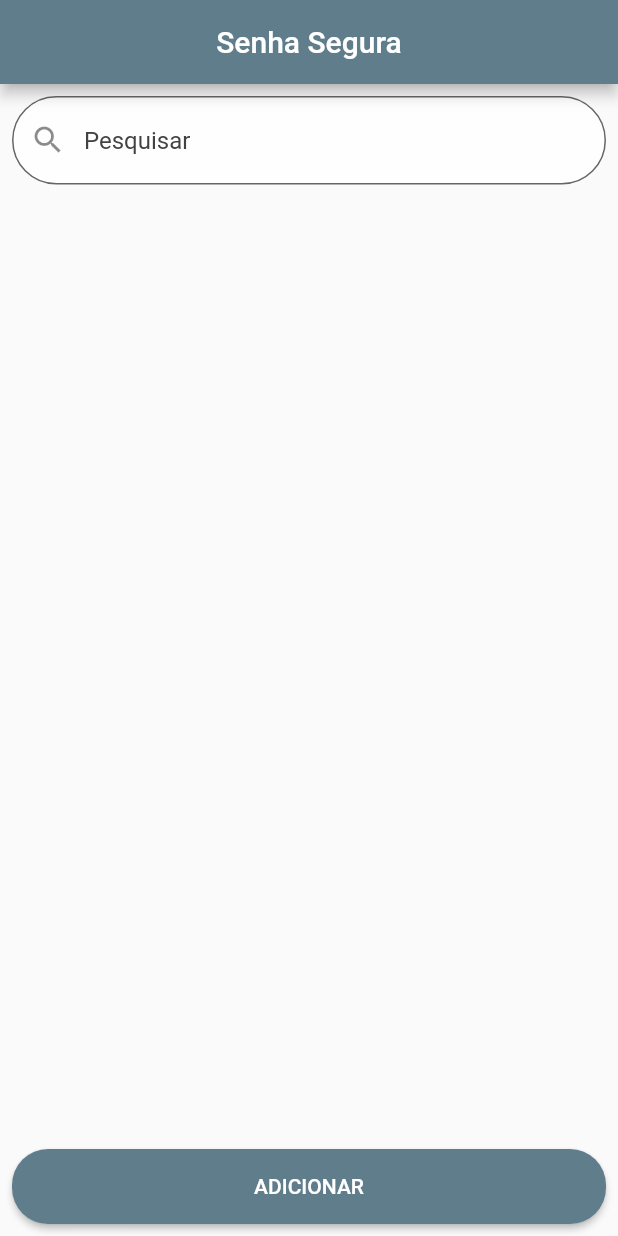
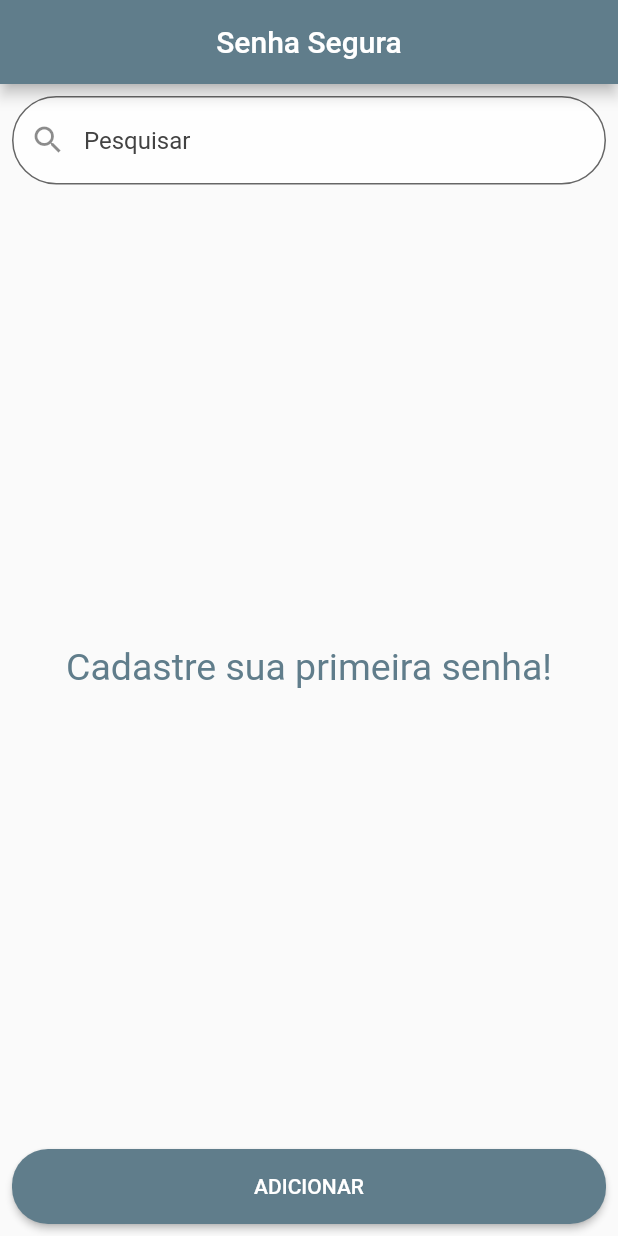
Before and after one commit to danielsantos/safe_password, a Flutter app: the screen it shows after launch, on a phone screen of 412 x 824 dp. Run offline on Flutter 3.47's test engine with Material 2 defaults, Android fonts, the phone set to English and light mode, and no system bars; our stand-ins replace sqflite; accounts and stored records are empty.

Commit message:
set a default message when pass list is empty

```diff
--- a/lib/pages/home.dart
+++ b/lib/pages/home.dart
@@ -106,7 +106,7 @@ class _HomePageState extends State<HomePage> {
               future: _listFuture,
               //initialData: "Aguardando os dados...",
               builder: (context, snapshot) {
-                if (snapshot.hasData) {
+                if (snapshot.data!.isNotEmpty) {
                   return ListView.builder(
                     itemCount: snapshot.data!.length,
                     itemBuilder: (context, index) {
@@ -140,7 +140,14 @@ class _HomePageState extends State<HomePage> {
                     },
                   );
                 } else {
-                  return const Center(child: CircularProgressIndicator());
+                  return const Center(
+                      child: Text(
+                    'Cadastre sua primeira senha!',
+                    style: TextStyle(
+                      color: Colors.blueGrey,
+                      fontSize: 25,
+                    ),
+                  ));
                 }
               },
             ),
```
